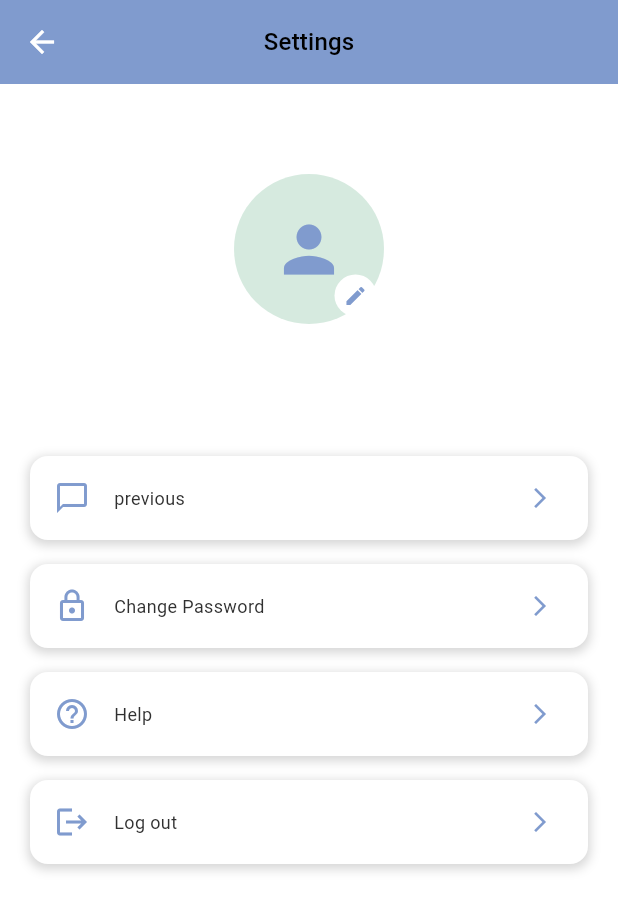
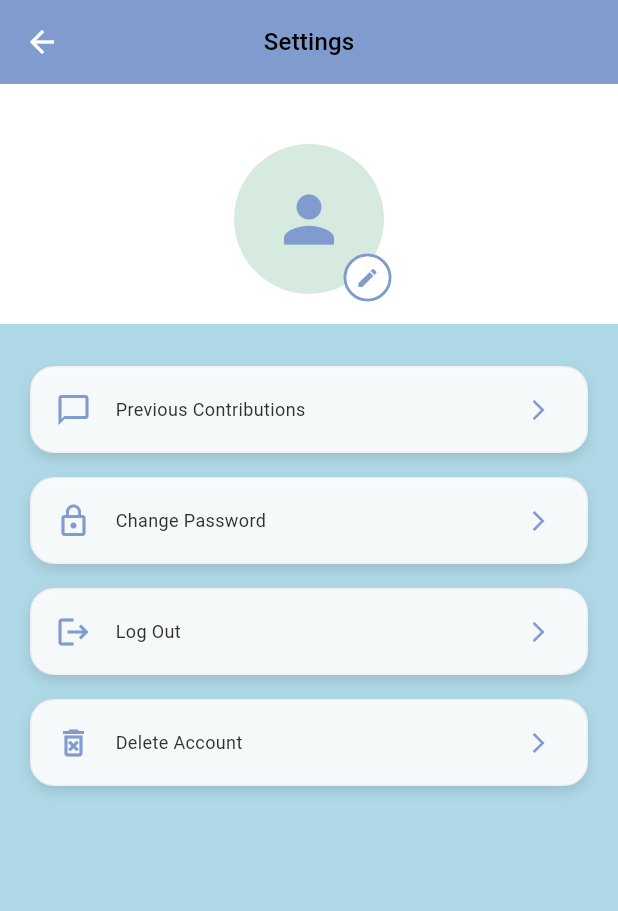
Before and after one commit to LEIC-ES-2024-25/2LEIC11T4, a Flutter app: the SettingsPage screen opened directly, on a phone screen of 412 x 824 dp. Shown: the top 911 px of the screen. Run offline on Flutter 3.47's test engine with Material 3 defaults, Android fonts, the phone set to English and light mode, and no system bars; our stand-ins replace cloud_firestore, firebase_auth, firebase_core, firebase_storage, freezed_annotation, shared_preferences; accounts and stored records are empty.

Commit message:
settings page, ui's defined

```diff
--- a/bookenchange/lib/Logic/Navigation/navigation.dart
+++ b/bookenchange/lib/Logic/Navigation/navigation.dart
@@ -1,10 +1,12 @@
 import 'package:bookenchange/UI/Chat.dart';
+import 'package:bookenchange/UI/Settings/changePassword.dart';
 import 'package:bookenchange/UI/Usersetup/firstTimeuser.dart';
 import 'package:bookenchange/UI/ForgotPassword/forgotPassword.dart';
 import 'package:bookenchange/UI/Homepage/homePage.dart';
 import 'package:bookenchange/UI/NewContribution/newContribution.dart';
 import 'package:bookenchange/UI/Settings/settingsPage.dart';
 import 'package:bookenchange/UI/NewContribution.dart';
+import 'package:bookenchange/UI/Settings/previousContributions.dart';
 import 'package:flutter/material.dart';
 
 enum Navigation {
@@ -13,7 +15,10 @@ enum Navigation {
   nContribution(Newcontribution()),
   chat(chatPage()),
   edProfile(editProfile()),
-  forgotPass(forgotPassword());
+  forgotPass(forgotPassword()),
+  changePass(ChangePasswordPage()),
+  prevContribution(PreviousContributionsPage());
+
 
   const Navigation(this.builder);
   final Widget builder;
--- a/bookenchange/lib/UI/Settings/settingsPage.dart
+++ b/bookenchange/lib/UI/Settings/settingsPage.dart
@@ -1,5 +1,12 @@
 import 'package:bookenchange/generated/l10n.dart';
 import 'package:flutter/material.dart';
+import 'package:firebase_auth/firebase_auth.dart';
+import 'package:shared_preferences/shared_preferences.dart';
+import 'package:bookenchange/Logic/Navigation/navigation.dart';
+import 'package:bookenchange/Logic/Navigation/transitions.dart';
+import 'package:bookenchange/UI/Login/logIn.dart';
+import 'package:bookenchange/UI/Settings/previousContributions.dart';
+import 'package:bookenchange/UI/Settings/changePassword.dart';
 
 class SettingsPage extends StatelessWidget {
   const SettingsPage({super.key});
@@ -11,10 +18,7 @@ class SettingsPage extends StatelessWidget {
         appBar: AppBar(
           title: Text(
             S.of(context).settings,
-            style:
-                Theme.of(
-                  context,
-                ).textTheme.titleMedium, // Using theme text styles
+            style: Theme.of(context).textTheme.titleMedium,
           ),
           backgroundColor: Theme.of(context).colorScheme.primary,
           leading: IconButton(
@@ -28,25 +32,40 @@ class SettingsPage extends StatelessWidget {
           ),
           centerTitle: true,
         ),
-        body: Column(
+        body: Stack(
   children: [
-            // Profile Section
+    // Background split
+    Column(
+      children: [
         Container(
-              margin: const EdgeInsets.all(10.0),
-              height: 200,
-              decoration: BoxDecoration(
-                color: Theme.of(context).colorScheme.secondary,
-                shape: BoxShape.circle,
+          height: 160,
+          color: Colors.white,
         ),
-              child: Column(
-                mainAxisAlignment: MainAxisAlignment.center,
+        Expanded(
+          child: Container(
+            color: const Color(0xFFB0D9E8), // slightly darker soft blue
+          ),
+        ),
+      ],
+    ),
+
+    // Foreground content
+    Column(
       children: [
-                  Stack(
+        const SizedBox(height: 20),
+
+        // Avatar
+        Center(
+          child: Container(
+            margin: const EdgeInsets.only(top: 10),
+            height: 120,
+            width: 120,
+            child: Stack(
               alignment: Alignment.center,
               children: [
                 CircleAvatar(
                   radius: 50,
-                        backgroundColor: Colors.transparent,
+                  backgroundColor: Theme.of(context).colorScheme.secondary,
                   child: Icon(
                     Icons.person,
                     size: 50,
@@ -56,10 +75,17 @@ class SettingsPage extends StatelessWidget {
                 Positioned(
                   bottom: 5,
                   right: 5,
+                  child: Container(
+                    decoration: BoxDecoration(
+                      shape: BoxShape.circle,
+                      border: Border.all(
+                        color: Theme.of(context).colorScheme.primary, // border color
+                        width: 2, // border width
+                      ),
+                    ),
                     child: CircleAvatar(
                       radius: 14,
-                          backgroundColor:
-                              Theme.of(context).colorScheme.surface,
+                      backgroundColor: Theme.of(context).colorScheme.surface,
                       child: Icon(
                         Icons.edit,
                         size: 16,
@@ -67,28 +93,25 @@ class SettingsPage extends StatelessWidget {
                       ),
                     ),
                   ),
+                ),
+
+              ],
+            ),
+          ),
+        ),
+
+        const SizedBox(height: 30),
+
+        // Settings Options
+        _buildSettingsOption(Icons.chat_bubble_outline, "Previous Contributions", context),
+        _buildSettingsOption(Icons.lock_outline, "Change Password", context),
+        _buildSettingsOption(Icons.logout, "Log Out", context),
+        _buildSettingsOption(Icons.delete_forever_outlined, "Delete Account", context),
       ],
     ),
   ],
 ),
-            ),
-            const SizedBox(height: 20),
 
-            // Settings Options
-            _buildSettingsOption(
-              Icons.chat_bubble_outline,
-              "previous",
-              context,
-            ),
-            _buildSettingsOption(
-              Icons.lock_outline,
-              "Change Password",
-              context,
-            ),
-            _buildSettingsOption(Icons.help_outline, "Help", context),
-            _buildSettingsOption(Icons.logout, "Log out", context),
-          ],
-        ),
       ),
     );
   }
@@ -98,23 +121,24 @@ class SettingsPage extends StatelessWidget {
     String title,
     BuildContext context,
   ) {
-    final theme = Theme.of(context); // Fetch the theme
+    final theme = Theme.of(context);
 
     return Padding(
       padding: const EdgeInsets.symmetric(horizontal: 20, vertical: 8),
       child: Container(
       decoration: BoxDecoration(
-          color: theme.colorScheme.surface,
-          borderRadius: BorderRadius.circular(12),
+        color: theme.colorScheme.surface.withOpacity(0.9), // Slight transparency
+        borderRadius: BorderRadius.circular(16),
+        border: Border.all(color: Colors.grey.shade200),
         boxShadow: [
           BoxShadow(
-              color: theme.shadowColor.withOpacity(0.2),
-              spreadRadius: 1,
-              blurRadius: 5,
-              offset: const Offset(0, 2),
+            color: Colors.black12,
+            blurRadius: 8,
+            offset: const Offset(0, 4),
           ),
         ],
       ),
+
         child: ListTile(
           leading: Icon(icon, color: theme.colorScheme.primary),
           title: Text(title, style: theme.textTheme.bodyMedium),
@@ -123,13 +147,44 @@ class SettingsPage extends StatelessWidget {
             size: 16,
             color: theme.colorScheme.primary,
           ),
-          onTap: () {},
+          onTap: () async {
+            switch (title) {
+              case "Log out":
+                 await FirebaseAuth.instance.signOut();
+                final prefs = await SharedPreferences.getInstance();
+                prefs.setBool('remember_me', false); // optional, if you're using it
+                if (context.mounted) {
+                  Navigator.pushReplacement(
+                  context,
+                  MaterialPageRoute(builder: (context) => const Login()),
+                );
+
+                }
+                break;
+              case "Previous Contributions":
+                Navigator.push(
+                  context,
+                  CustomPageRoute(destination: Navigation.prevContribution),
+                );
+                break;
+              case "Change Password":
+                Navigator.push(
+                  context,
+                  CustomPageRoute(destination: Navigation.changePass),
+                );
+                break;
+              case "Delete Account":
+                // To do
+              default:
+                break;
+            }
+          },
         ),
       ),
     );
   }
 
   Future<void> openCamera() async {
-    //todo element
+    // TODO: Implement camera feature
   }
 }
--- a/bookenchange/lib/main.dart
+++ b/bookenchange/lib/main.dart
@@ -1,4 +1,5 @@
 import 'package:bookenchange/UI/Login/logIn.dart';
+import 'package:bookenchange/UI/Settings/settingsPage.dart';
 import 'package:firebase_auth/firebase_auth.dart';
 import 'package:flutter/material.dart';
 import 'package:flutter_localizations/flutter_localizations.dart';
@@ -39,7 +40,7 @@ class MyApp extends StatelessWidget {
         GlobalCupertinoLocalizations.delegate,
       ],
       supportedLocales: S.delegate.supportedLocales,
-      home: auth.currentUser != null ? MyHomePage() : Login(),
+      home: SettingsPage() // auth.currentUser != null ? MyHomePage() : Login(),
     );
   }
 }
```
Also changed, not shown: bookenchange/lib/UI/Settings/changePassword.dart (added, +96 -0 lines), bookenchange/lib/UI/Settings/previousContributions.dart (added, +102 -0 lines), bookenchange/lib/generated/l10n.dart. Lines whose indentation alone changed are shown as unchanged.
